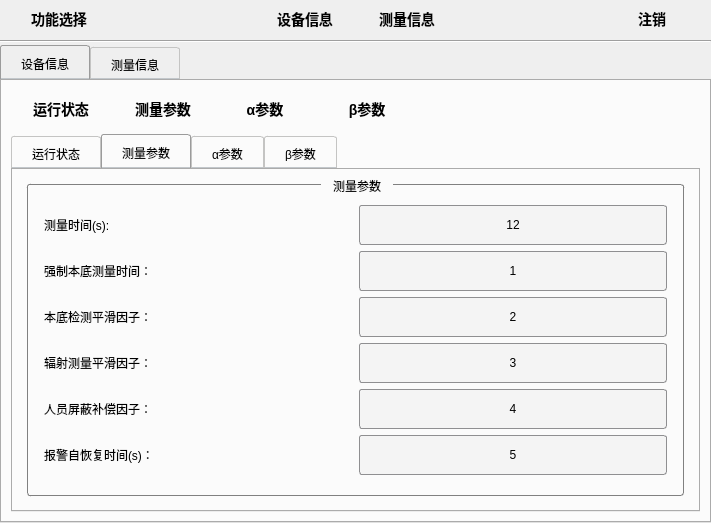
This is Demo/desystemconfigwidget.ui in 13438120136/XDemo as Qt 5 draws it before an edit. The edited form follows.
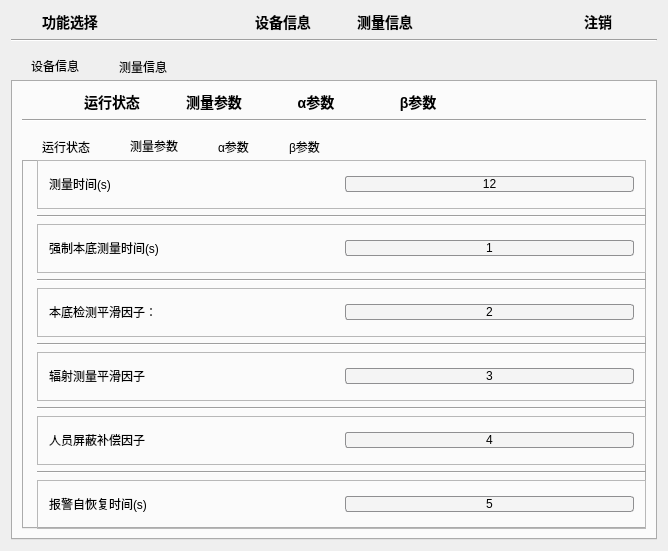
This is the edited form. The open tabs and pages were chosen to show the change. Custom widgets are drawn as their Qt base class.

Commit message: 提交系统设置界面

```diff
--- a/Demo/desystemconfigwidget.ui
+++ b/Demo/desystemconfigwidget.ui
@@ -6,8 +6,8 @@
    <rect>
     <x>0</x>
     <y>0</y>
-    <width>711</width>
-    <height>469</height>
+    <width>668</width>
+    <height>551</height>
    </rect>
   </property>
   <property name="windowTitle">
@@ -48,16 +48,6 @@
 font: 12pt &quot;新宋体&quot;;
 }
 
-QRadioButton
-{
-font: 12pt &quot;新宋体&quot;;
-}
-
-QCheckBox
-{
-font: 14pt &quot;新宋体&quot;;
-}
-
 QGroupBox {
      border: 1px solid gray;
      border-radius: 3px;
@@ -95,7 +85,6 @@
      border: 1px solid #8f8f91;
      border-radius: 3px;
      min-width: 100px;
-     min-height: 38px;
  }
 
  QPushButton:pressed {
@@ -115,8 +104,8 @@
      background: qlineargradient(x1: 0, y1: 0, x2: 0, y2: 1,
                                  stop: 0 #E1E1E1, stop: 0.4 #DDDDDD,
                                  stop: 0.5 #D8D8D8, stop: 1.0 #D3D3D3);
-     border: 1px solid #C4C4C3;
-     border-bottom-color: #C2C7CB; /* same as the pane color */
+     border: 0px solid #C4C4C3;
+     border-bottom-color: #C2C7CB;
      border-top-left-radius:  3px;
      border-top-right-radius: 3px;    
      padding-left: 20px;
@@ -140,16 +129,7 @@
      margin-top: 2px; /* make non-selected tabs look smaller */
  }</string>
   </property>
-  <layout class="QGridLayout" name="gridLayout_21">
-   <property name="horizontalSpacing">
-    <number>0</number>
-   </property>
-   <property name="verticalSpacing">
-    <number>2</number>
-   </property>
-   <property name="margin">
-    <number>0</number>
-   </property>
+  <layout class="QGridLayout" name="gridLayout">
    <item row="0" column="0">
     <widget class="QWidget" name="widget_4" native="true">
      <property name="styleSheet">
@@ -211,14 +191,14 @@
        </spacer>
       </item>
       <item row="0" column="2">
-       <widget class="QPushButton" name="pushButton_9">
+       <widget class="QPushButton" name="deviceBtn">
         <property name="text">
          <string>设备信息</string>
         </property>
        </widget>
       </item>
       <item row="0" column="3">
-       <widget class="QPushButton" name="pushButton_10">
+       <widget class="QPushButton" name="testBtn">
         <property name="text">
          <string>测量信息</string>
         </property>
@@ -304,41 +284,51 @@
    border-bottom-width:2px;   
    border-bottom-color:  rgb(66, 189, 170);
    color:  rgb(66, 189, 170);
-}</string>
+}
+</string>
              </property>
              <layout class="QGridLayout" name="gridLayout_16">
+              <property name="leftMargin">
+               <number>40</number>
+              </property>
+              <property name="topMargin">
+               <number>0</number>
+              </property>
+              <property name="rightMargin">
+               <number>0</number>
+              </property>
+              <property name="bottomMargin">
+               <number>0</number>
+              </property>
               <property name="horizontalSpacing">
                <number>2</number>
               </property>
               <property name="verticalSpacing">
                <number>0</number>
               </property>
-              <property name="margin">
-               <number>0</number>
-              </property>
               <item row="0" column="0">
-               <widget class="QPushButton" name="pushButton">
+               <widget class="QPushButton" name="runStateBtn">
                 <property name="text">
                  <string>运行状态</string>
                 </property>
                </widget>
               </item>
               <item row="0" column="1">
-               <widget class="QPushButton" name="pushButton_5">
+               <widget class="QPushButton" name="testParamBtn">
                 <property name="text">
                  <string>测量参数</string>
                 </property>
                </widget>
               </item>
               <item row="0" column="2">
-               <widget class="QPushButton" name="pushButton_6">
+               <widget class="QPushButton" name="alphaBtn">
                 <property name="text">
                  <string>α参数</string>
                 </property>
                </widget>
               </item>
               <item row="0" column="3">
-               <widget class="QPushButton" name="pushButton_7">
+               <widget class="QPushButton" name="betaBtn">
                 <property name="text">
                  <string>β参数</string>
                 </property>
@@ -360,37 +350,53 @@
              </layout>
             </widget>
            </item>
-           <item row="1" column="0">
+           <item row="2" column="0">
             <widget class="QTabWidget" name="tabWidget_3">
              <property name="currentIndex">
-              <number>0</number>
+              <number>3</number>
              </property>
              <widget class="QWidget" name="tab_5">
               <attribute name="title">
                <string>运行状态</string>
               </attribute>
-              <layout class="QGridLayout" name="gridLayout">
-               <property name="margin">
-                <number>0</number>
+              <widget class="QPushButton" name="pushButton_4">
+               <property name="geometry">
+                <rect>
+                 <x>317</x>
+                 <y>31</y>
+                 <width>85</width>
+                 <height>16</height>
+                </rect>
                </property>
-               <property name="spacing">
-                <number>0</number>
+               <property name="text">
+                <string>正常</string>
                </property>
-               <item row="0" column="0">
-                <widget class="QGroupBox" name="groupBox">
-                 <property name="title">
-                  <string>运行状态</string>
-                 </property>
-                 <layout class="QFormLayout" name="formLayout">
-                  <item row="0" column="0">
+               <property name="flat">
+                <bool>true</bool>
+               </property>
+              </widget>
                    <widget class="QLabel" name="label">
+               <property name="geometry">
+                <rect>
+                 <x>9</x>
+                 <y>9</y>
+                 <width>56</width>
+                 <height>16</height>
+                </rect>
+               </property>
                     <property name="text">
                      <string>IP地址:</string>
                     </property>
                    </widget>
-                  </item>
-                  <item row="0" column="1">
                    <widget class="QPushButton" name="ipEdit">
+               <property name="geometry">
+                <rect>
+                 <x>317</x>
+                 <y>9</y>
+                 <width>85</width>
+                 <height>16</height>
+                </rect>
+               </property>
                     <property name="text">
                      <string>127.0.0.1</string>
                     </property>
@@ -401,56 +407,41 @@
                      <string notr="true">buttonGroup</string>
                     </attribute>
                    </widget>
-                  </item>
-                  <item row="2" column="0">
                    <widget class="QLabel" name="label_2">
+               <property name="geometry">
+                <rect>
+                 <x>9</x>
+                 <y>31</y>
+                 <width>72</width>
+                 <height>16</height>
+                </rect>
+               </property>
                     <property name="text">
                      <string>设备状态:</string>
                     </property>
                    </widget>
-                  </item>
-                  <item row="2" column="1">
-                   <widget class="QPushButton" name="pushButton_4">
-                    <property name="text">
-                     <string>正常</string>
-                    </property>
-                    <property name="flat">
-                     <bool>true</bool>
-                    </property>
-                   </widget>
-                  </item>
-                  <item row="4" column="0">
-                   <widget class="QLabel" name="label_24">
-                    <property name="text">
-                     <string>语言选择：</string>
-                    </property>
-                   </widget>
-                  </item>
-                  <item row="4" column="1">
-                   <widget class="QRadioButton" name="radioButton">
-                    <property name="text">
-                     <string>中文</string>
-                    </property>
-                   </widget>
-                  </item>
-                  <item row="5" column="1">
-                   <widget class="QRadioButton" name="radioButton_2">
-                    <property name="text">
-                     <string>英文</string>
-                    </property>
-                    <property name="checked">
-                     <bool>true</bool>
-                    </property>
-                   </widget>
-                  </item>
-                  <item row="6" column="0">
                    <widget class="QLabel" name="label_25">
+               <property name="geometry">
+                <rect>
+                 <x>9</x>
+                 <y>53</y>
+                 <width>80</width>
+                 <height>16</height>
+                </rect>
+               </property>
                     <property name="text">
                      <string>通道选择：</string>
                     </property>
                    </widget>
-                  </item>
-                  <item row="6" column="1">
+              <widget class="QWidget" name="">
+               <property name="geometry">
+                <rect>
+                 <x>317</x>
+                 <y>53</y>
+                 <width>97</width>
+                 <height>28</height>
+                </rect>
+               </property>
                    <layout class="QGridLayout" name="gridLayout_5">
                     <item row="0" column="0">
                      <widget class="QCheckBox" name="checkBox">
@@ -467,71 +458,123 @@
                      </widget>
                     </item>
                    </layout>
-                  </item>
-                 </layout>
-                </widget>
-               </item>
-              </layout>
+              </widget>
              </widget>
              <widget class="QWidget" name="tab_6">
               <attribute name="title">
                <string>测量参数</string>
               </attribute>
-              <layout class="QGridLayout" name="gridLayout_15">
+              <layout class="QGridLayout" name="gridLayout_26">
+               <property name="margin">
+                <number>0</number>
+               </property>
+               <property name="spacing">
+                <number>0</number>
+               </property>
                <item row="0" column="0">
-                <widget class="QGroupBox" name="groupBox_2">
-                 <property name="title">
-                  <string>测量参数</string>
-                 </property>
-                 <layout class="QGridLayout" name="gridLayout_6">
+                <widget class="QWidget" name="widget_5" native="true">
+                 <layout class="QGridLayout" name="gridLayout_25">
+                  <property name="leftMargin">
+                   <number>15</number>
+                  </property>
+                  <property name="topMargin">
+                   <number>0</number>
+                  </property>
+                  <property name="rightMargin">
+                   <number>0</number>
+                  </property>
+                  <property name="bottomMargin">
+                   <number>0</number>
+                  </property>
                   <item row="0" column="0">
+                   <widget class="QFrame" name="frame">
+                    <property name="frameShape">
+                     <enum>QFrame::StyledPanel</enum>
+                    </property>
+                    <property name="frameShadow">
+                     <enum>QFrame::Raised</enum>
+                    </property>
                    <layout class="QGridLayout" name="gridLayout_2">
-                    <property name="spacing">
-                     <number>6</number>
-                    </property>
                     <item row="0" column="0">
                      <widget class="QLabel" name="label_3">
                       <property name="text">
-                       <string>测量时间(s):</string>
-                      </property>
+                        <string>测量时间(s)</string>
+                       </property>
+                      </widget>
+                     </item>
+                     <item row="0" column="1">
+                      <widget class="QPushButton" name="timeEdit">
+                       <property name="text">
+                        <string>12</string>
+                       </property>
+                       <property name="flat">
+                        <bool>true</bool>
+                       </property>
+                      </widget>
+                     </item>
+                    </layout>
                      </widget>
                     </item>
                     <item row="1" column="0">
+                   <widget class="Line" name="line_2">
+                    <property name="orientation">
+                     <enum>Qt::Horizontal</enum>
+                    </property>
+                   </widget>
+                  </item>
+                  <item row="2" column="0">
+                   <widget class="QFrame" name="frame_2">
+                    <property name="frameShape">
+                     <enum>QFrame::StyledPanel</enum>
+                    </property>
+                    <property name="frameShadow">
+                     <enum>QFrame::Raised</enum>
+                    </property>
+                    <layout class="QGridLayout" name="gridLayout_6">
+                     <item row="0" column="0">
                      <widget class="QLabel" name="label_6">
                       <property name="text">
-                       <string>强制本底测量时间：</string>
+                        <string>强制本底测量时间(s)</string>
                       </property>
                      </widget>
                     </item>
-                    <item row="2" column="0">
+                     <item row="0" column="1">
+                      <widget class="QPushButton" name="forceTestTimeEdit">
+                       <property name="text">
+                        <string>1</string>
+                       </property>
+                       <property name="flat">
+                        <bool>true</bool>
+                       </property>
+                      </widget>
+                     </item>
+                    </layout>
+                   </widget>
+                  </item>
+                  <item row="3" column="0">
+                   <widget class="Line" name="line_3">
+                    <property name="orientation">
+                     <enum>Qt::Horizontal</enum>
+                    </property>
+                   </widget>
+                  </item>
+                  <item row="4" column="0">
+                   <widget class="QFrame" name="frame_3">
+                    <property name="frameShape">
+                     <enum>QFrame::StyledPanel</enum>
+                    </property>
+                    <property name="frameShadow">
+                     <enum>QFrame::Raised</enum>
+                    </property>
+                    <layout class="QGridLayout" name="gridLayout_15">
+                     <item row="0" column="0">
                      <widget class="QLabel" name="label_4">
                       <property name="text">
                        <string>本底检测平滑因子：</string>
                       </property>
                      </widget>
                     </item>
-                    <item row="3" column="0">
-                     <widget class="QLabel" name="label_7">
-                      <property name="text">
-                       <string>辐射测量平滑因子：</string>
-                      </property>
-                     </widget>
-                    </item>
-                    <item row="4" column="0">
-                     <widget class="QLabel" name="label_5">
-                      <property name="text">
-                       <string>人员屏蔽补偿因子：</string>
-                      </property>
-                     </widget>
-                    </item>
-                    <item row="5" column="0">
-                     <widget class="QLabel" name="label_8">
-                      <property name="text">
-                       <string>报警自恢复时间(s)：</string>
-                      </property>
-                     </widget>
-                    </item>
-                    <item row="2" column="1">
+                     <item row="0" column="1">
                      <widget class="QPushButton" name="checkFatorEdit">
                       <property name="text">
                        <string>2</string>
@@ -539,38 +582,35 @@
                       <property name="flat">
                        <bool>true</bool>
                       </property>
-                      <attribute name="buttonGroup">
-                       <string notr="true">buttonGroup</string>
-                      </attribute>
+                      </widget>
+                     </item>
+                    </layout>
+                   </widget>
+                  </item>
+                  <item row="5" column="0">
+                   <widget class="Line" name="line_4">
+                    <property name="orientation">
+                     <enum>Qt::Horizontal</enum>
+                    </property>
+                   </widget>
+                  </item>
+                  <item row="6" column="0">
+                   <widget class="QFrame" name="frame_4">
+                    <property name="frameShape">
+                     <enum>QFrame::StyledPanel</enum>
+                    </property>
+                    <property name="frameShadow">
+                     <enum>QFrame::Raised</enum>
+                    </property>
+                    <layout class="QGridLayout" name="gridLayout_22">
+                     <item row="0" column="0">
+                      <widget class="QLabel" name="label_7">
+                       <property name="text">
+                        <string>辐射测量平滑因子</string>
+                       </property>
                      </widget>
                     </item>
                     <item row="0" column="1">
-                     <widget class="QPushButton" name="timeEdit">
-                      <property name="text">
-                       <string>12</string>
-                      </property>
-                      <property name="flat">
-                       <bool>true</bool>
-                      </property>
-                      <attribute name="buttonGroup">
-                       <string notr="true">buttonGroup</string>
-                      </attribute>
-                     </widget>
-                    </item>
-                    <item row="1" column="1">
-                     <widget class="QPushButton" name="forceTestTimeEdit">
-                      <property name="text">
-                       <string>1</string>
-                      </property>
-                      <property name="flat">
-                       <bool>true</bool>
-                      </property>
-                      <attribute name="buttonGroup">
-                       <string notr="true">buttonGroup</string>
-                      </attribute>
-                     </widget>
-                    </item>
-                    <item row="3" column="1">
                      <widget class="QPushButton" name="rCheckFatorEdit">
                       <property name="text">
                        <string>3</string>
@@ -578,12 +618,35 @@
                       <property name="flat">
                        <bool>true</bool>
                       </property>
-                      <attribute name="buttonGroup">
-                       <string notr="true">buttonGroup</string>
-                      </attribute>
-                     </widget>
-                    </item>
-                    <item row="4" column="1">
+                      </widget>
+                     </item>
+                    </layout>
+                   </widget>
+                  </item>
+                  <item row="7" column="0">
+                   <widget class="Line" name="line_5">
+                    <property name="orientation">
+                     <enum>Qt::Horizontal</enum>
+                    </property>
+                   </widget>
+                  </item>
+                  <item row="8" column="0">
+                   <widget class="QFrame" name="frame_5">
+                    <property name="frameShape">
+                     <enum>QFrame::StyledPanel</enum>
+                    </property>
+                    <property name="frameShadow">
+                     <enum>QFrame::Raised</enum>
+                    </property>
+                    <layout class="QGridLayout" name="gridLayout_23">
+                     <item row="0" column="0">
+                      <widget class="QLabel" name="label_5">
+                       <property name="text">
+                        <string>人员屏蔽补偿因子</string>
+                       </property>
+                      </widget>
+                     </item>
+                     <item row="0" column="1">
                      <widget class="QPushButton" name="personFatorEdit">
                       <property name="text">
                        <string>4</string>
@@ -591,12 +654,35 @@
                       <property name="flat">
                        <bool>true</bool>
                       </property>
-                      <attribute name="buttonGroup">
-                       <string notr="true">buttonGroup</string>
-                      </attribute>
-                     </widget>
-                    </item>
-                    <item row="5" column="1">
+                      </widget>
+                     </item>
+                    </layout>
+                   </widget>
+                  </item>
+                  <item row="9" column="0">
+                   <widget class="Line" name="line_6">
+                    <property name="orientation">
+                     <enum>Qt::Horizontal</enum>
+                    </property>
+                   </widget>
+                  </item>
+                  <item row="10" column="0">
+                   <widget class="QFrame" name="frame_6">
+                    <property name="frameShape">
+                     <enum>QFrame::StyledPanel</enum>
+                    </property>
+                    <property name="frameShadow">
+                     <enum>QFrame::Raised</enum>
+                    </property>
+                    <layout class="QGridLayout" name="gridLayout_24">
+                     <item row="0" column="0">
+                      <widget class="QLabel" name="label_8">
+                       <property name="text">
+                        <string>报警自恢复时间(s)</string>
+                       </property>
+                      </widget>
+                     </item>
+                     <item row="0" column="1">
                      <widget class="QPushButton" name="resetTimeEdit">
                       <property name="text">
                        <string>5</string>
@@ -604,12 +690,10 @@
                       <property name="flat">
                        <bool>true</bool>
                       </property>
-                      <attribute name="buttonGroup">
-                       <string notr="true">buttonGroup</string>
-                      </attribute>
                      </widget>
                     </item>
                    </layout>
+                   </widget>
                   </item>
                  </layout>
                 </widget>
@@ -907,6 +991,13 @@
              </widget>
             </widget>
            </item>
+           <item row="1" column="0">
+            <widget class="Line" name="line_7">
+             <property name="orientation">
+              <enum>Qt::Horizontal</enum>
+             </property>
+            </widget>
+           </item>
           </layout>
          </widget>
         </widget>
```
Lines whose indentation alone changed are shown as unchanged. The commit also changes 2 other files.
